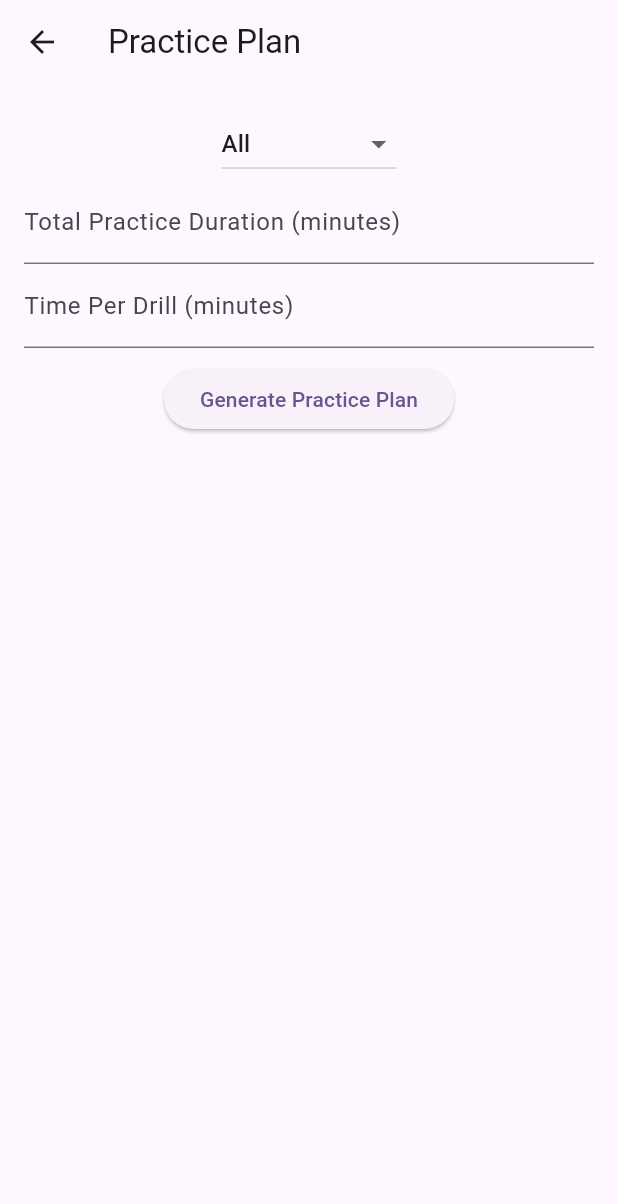
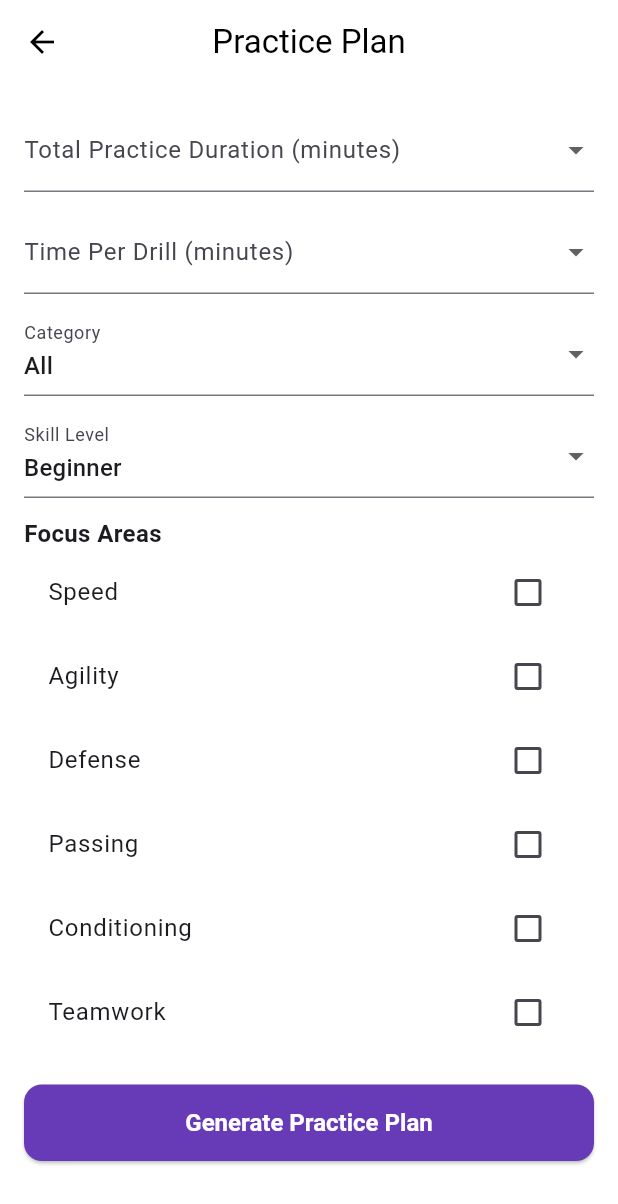
Before and after one commit to pvguevarra/PlayIQ, a Flutter app: the PracticePlanPage screen opened directly, on a phone screen of 412 x 824 dp. Shown: the top 1204 px of the screen. Run offline on Flutter 3.47's test engine with Material 3 defaults, Android fonts, the phone set to English and light mode, and no system bars; our stand-ins replace cloud_firestore, firebase_auth, firebase_core, geocoding, geolocator, iconsax and 1 more; accounts and stored records are empty.

Commit message:
Cleaned up UI for practice plan and drill detail page

```diff
--- a/lib/practice_plan_page.dart
+++ b/lib/practice_plan_page.dart
@@ -2,24 +2,41 @@ import 'package:flutter/foundation.dart';
 import 'package:flutter/material.dart';
 import 'package:cloud_firestore/cloud_firestore.dart';
 import 'package:playiq/practice_plan_display.dart';
-import 'package:youtube_player_flutter/youtube_player_flutter.dart';
 
 class PracticePlanPage extends StatefulWidget {
   const PracticePlanPage({super.key});
 
   @override
-  // ignore: library_private_types_in_public_api
   _PracticePlanPageState createState() => _PracticePlanPageState();
 }
 
 class _PracticePlanPageState extends State<PracticePlanPage> {
-  final TextEditingController practiceTimeController = TextEditingController();
-  final TextEditingController drillTimeController = TextEditingController();
+  // Dropdown selections
+  String? selectedPracticeTime;
+  String? selectedDrillTime;
+  String selectedCategory = "All"; // Default to all categories
+  String selectedSkillLevel = 'Beginner';
 
-  String selectedCategory = "All"; // Default to all categories
+  // Dropdown options
+  final List<String> practiceTimes = ['30', '45', '60', '75', '90'];
+  final List<String> drillTimes = ['5', '10', '15', '20'];
+  final List<String> categories = ["All", "Offense", "Defense", "Footwork", "Conditioning", "Strategy"];
+  final List<String> skillLevels = ['Beginner', 'Intermediate', 'Advanced'];
+
+  // Checkbox selections
+  Map<String, bool> focusAreas = {
+    'Speed': false,
+    'Agility': false,
+    'Defense': false,
+    'Passing': false,
+    'Conditioning': false,
+    'Teamwork': false,
+  };
+
   List<Map<String, dynamic>> drills = [];
-  List<String> categories = ["All", "Offense", "Defense", "Footwork", "Conditioning", "Strategy"];
+  List<Map<String, dynamic>> selectedDrills = [];
 
+  // Fetch drills from Firestore
   void fetchDrills() async {
     FirebaseFirestore.instance.collection('drills').get().then((querySnapshot) {
       setState(() {
@@ -35,18 +52,17 @@ void fetchDrills() async {
     });
   }
 
-  List<Map<String, dynamic>> selectedDrills = [];
-
+  // Generate practice plan logic
 void generatePracticePlan() {
-  if (drills.isEmpty) {
+  if (drills.isEmpty || selectedPracticeTime == null || selectedDrillTime == null) {
     ScaffoldMessenger.of(context).showSnackBar(
-      const SnackBar(content: Text("No drills available. Please try again later.")),
+      const SnackBar(content: Text("Please fill out all fields and ensure drills are loaded.")),
     );
     return;
   }
 
-  int practiceMinutes = int.tryParse(practiceTimeController.text) ?? 0;
-  int drillMinutes = int.tryParse(drillTimeController.text) ?? 0;
+  int practiceMinutes = int.tryParse(selectedPracticeTime!) ?? 0;
+  int drillMinutes = int.tryParse(selectedDrillTime!) ?? 0;
 
   if (practiceMinutes == 0 || drillMinutes == 0 || drillMinutes > practiceMinutes) {
     ScaffoldMessenger.of(context).showSnackBar(
@@ -55,6 +71,7 @@ void generatePracticePlan() {
     return;
   }
 
+  // Filter drills by category
   List<Map<String, dynamic>> filteredDrills = selectedCategory == "All"
       ? drills
       : drills.where((drill) => drill["category"] == selectedCategory).toList();
@@ -67,7 +84,15 @@ void generatePracticePlan() {
   }
 
   int numDrills = practiceMinutes ~/ drillMinutes;
-  List<Map<String, dynamic>> selectedDrills = filteredDrills.take(numDrills).toList();
+
+  // Override drill time with user selection
+  List<Map<String, dynamic>> selectedDrills = filteredDrills
+      .take(numDrills)
+      .map((drill) => {
+            ...drill,
+            "time": drillMinutes,
+          })
+      .toList();
 
   // Navigate to the new practice plan page where it displays drills
   Navigator.push(
@@ -88,66 +113,102 @@ void generatePracticePlan() {
   @override
   Widget build(BuildContext context) {
     return Scaffold(
-      appBar: AppBar(title: const Text("Practice Plan")),
+      backgroundColor: Colors.white,
+      appBar: AppBar(
+        title: const Text("Practice Plan"),
+        centerTitle: true,
+        backgroundColor: Colors.white,
+        foregroundColor: Colors.black,
+        elevation: 0,
+      ),
       body: Padding(
         padding: const EdgeInsets.all(16.0),
+        child: SingleChildScrollView(
           child: Column(
+            crossAxisAlignment: CrossAxisAlignment.start,
             children: [
-            DropdownButton<String>(
+              // Dropdown for total practice time
+              DropdownButtonFormField<String>(
+                decoration: const InputDecoration(labelText: 'Total Practice Duration (minutes)'),
+                value: selectedPracticeTime,
+                items: practiceTimes.map((time) => DropdownMenuItem(
+                  value: time,
+                  child: Text('$time minutes'),
+                )).toList(),
+                onChanged: (value) => setState(() => selectedPracticeTime = value),
+              ),
+              const SizedBox(height: 12),
+
+              // Dropdown for drill duration
+              DropdownButtonFormField<String>(
+                decoration: const InputDecoration(labelText: 'Time Per Drill (minutes)'),
+                value: selectedDrillTime,
+                items: drillTimes.map((time) => DropdownMenuItem(
+                  value: time,
+                  child: Text('$time minutes'),
+                )).toList(),
+                onChanged: (value) => setState(() => selectedDrillTime = value),
+              ),
+              const SizedBox(height: 12),
+
+              // Category selector
+              DropdownButtonFormField<String>(
+                decoration: const InputDecoration(labelText: 'Category'),
                 value: selectedCategory,
-              onChanged: (newValue) {
+                items: categories.map((category) => DropdownMenuItem(
+                  value: category,
+                  child: Text(category),
+                )).toList(),
+                onChanged: (value) => setState(() => selectedCategory = value!),
+              ),
+              const SizedBox(height: 12),
+
+              // Skill level dropdown
+              DropdownButtonFormField<String>(
+                decoration: const InputDecoration(labelText: 'Skill Level'),
+                value: selectedSkillLevel,
+                items: skillLevels.map((level) => DropdownMenuItem(
+                  value: level,
+                  child: Text(level),
+                )).toList(),
+                onChanged: (value) => setState(() => selectedSkillLevel = value!),
+              ),
+              const SizedBox(height: 12),
+
+              // Focus areas
+              const Text('Focus Areas', style: TextStyle(fontWeight: FontWeight.bold, fontSize: 16)),
+              ...focusAreas.keys.map((area) => CheckboxListTile(
+                title: Text(area),
+                value: focusAreas[area],
+                activeColor: Colors.deepPurple,
+                onChanged: (value) {
                   setState(() {
-                  selectedCategory = newValue!;
+                    focusAreas[area] = value!;
                   });
                 },
-              items: categories.map((category) {
-                return DropdownMenuItem<String>(
-                  value: category,
-                  child: Text(category),
-                );
-              }).toList(),
+              )),
+
+              const SizedBox(height: 20),
+
+              // Generate button
+              SizedBox(
+                width: double.infinity,
+                child: ElevatedButton(
+                  onPressed: generatePracticePlan,
+                  style: ElevatedButton.styleFrom(
+                    padding: const EdgeInsets.symmetric(vertical: 16),
+                    backgroundColor: Colors.deepPurple,
+                    foregroundColor: Colors.white,
+                    textStyle: const TextStyle(fontSize: 16, fontWeight: FontWeight.w600),
+                    shape: RoundedRectangleBorder(borderRadius: BorderRadius.circular(12)),
                   ),
-            TextField(
-              controller: practiceTimeController,
-              keyboardType: TextInputType.number,
-              decoration: const InputDecoration(labelText: "Total Practice Duration (minutes)"),
-            ),
-            TextField(
-              controller: drillTimeController,
-              keyboardType: TextInputType.number,
-              decoration: const InputDecoration(labelText: "Time Per Drill (minutes)"),
-            ),
-            const SizedBox(height: 10),
-            ElevatedButton(
-              onPressed: generatePracticePlan,
                   child: const Text("Generate Practice Plan"),
-            ),
-            const SizedBox(height: 20),
-            Expanded(
-              child: ListView.builder(
-                itemCount: selectedDrills.length,
-                itemBuilder: (context, index) {
-                  String videoId = YoutubePlayer.convertUrlToId(selectedDrills[index]["url"]!)!;
-                  return Card(
-                    child: Column(
-                      children: [
-                        ListTile(title: Text(selectedDrills[index]["title"]!)),
-                        YoutubePlayer(
-                          controller: YoutubePlayerController(
-                            initialVideoId: videoId,
-                            flags: const YoutubePlayerFlags(autoPlay: false),
-                          ),
-                          showVideoProgressIndicator: true,
-                        ),
-                      ],
-                    ),
-                  );
-                },
                 ),
               ),
             ],
           ),
         ),
+      ),
     );
   }
 }
```
Also changed, not shown: lib/drill_detail_page.dart (+49 -23 lines), lib/practice_plan_display.dart (+48 -10 lines). Lines whose indentation alone changed are shown as unchanged.
